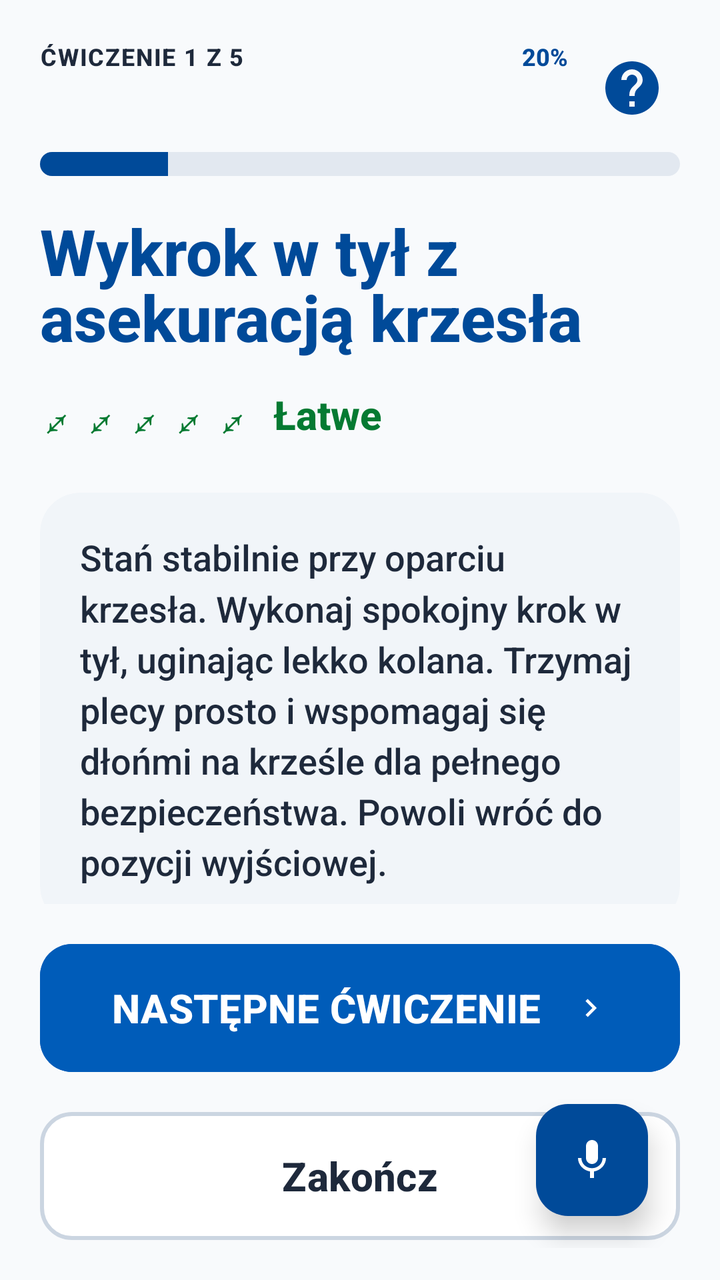
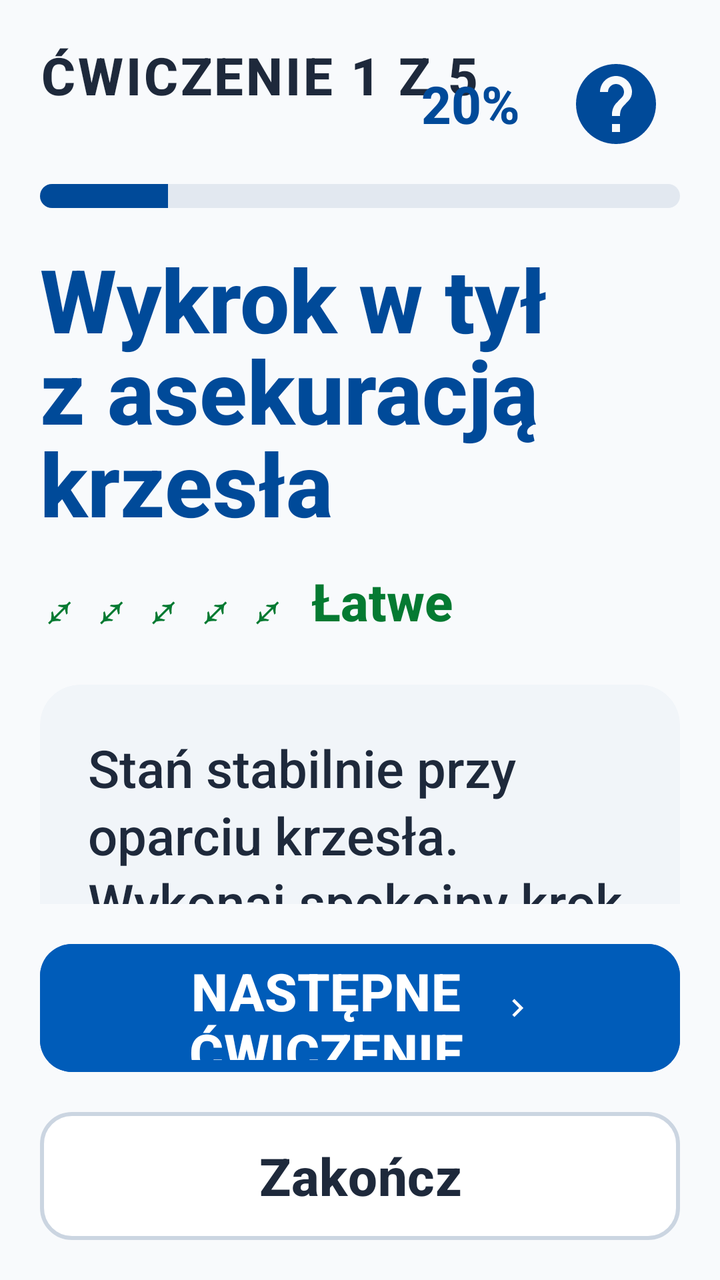

Two renders of the same Android screen: before a commit and after it. Below are the layout's source before the change and the commit's diff.
<!-- AndroidManifest.xml: application theme Theme.Fitnessapp -->
<!-- res/layout/activity_single_exercise.xml -->
<?xml version="1.0" encoding="utf-8"?>
<androidx.constraintlayout.widget.ConstraintLayout xmlns:android="http://schemas.android.com/apk/res/android"
    xmlns:app="http://schemas.android.com/apk/res-auto"
    android:layout_width="match_parent"
    android:layout_height="match_parent"
    android:background="#F8FAFC"
    android:paddingHorizontal="20dp"
    android:paddingTop="20dp"
    android:paddingBottom="16dp">

    
    <LinearLayout
        android:id="@+id/header_progress"
        android:layout_width="match_parent"
        android:layout_height="wrap_content"
        android:orientation="vertical"
        app:layout_constraintTop_toTopOf="parent">

<RelativeLayout
        android:layout_width="match_parent"
        android:layout_height="wrap_content">

        <TextView
            android:id="@+id/tv_progress"
            android:layout_width="wrap_content"
            android:layout_height="wrap_content"
            android:text="ĆWICZENIE 1 Z 5"
            android:textColor="#1E293B"
            android:textSize="12sp"
            android:textStyle="bold"
            android:letterSpacing="0.05" />

        <ImageButton
            android:id="@+id/btn_help"
            android:layout_width="48dp"
            android:layout_height="48dp"
            android:layout_alignParentEnd="true"
            android:background="?android:attr/selectableItemBackgroundBorderless"
            android:src="@drawable/ic_help"
            android:scaleType="fitCenter"
            android:padding="8dp"
            android:contentDescription="Pomoc głosowa" />

        <TextView
            android:id="@+id/tv_percentage"
            android:layout_width="wrap_content"
            android:layout_height="wrap_content"
            android:layout_toStartOf="@id/btn_help"
            android:layout_marginEnd="8dp"
            android:text="20%"
            android:textColor="#004A99"
            android:textSize="12sp"
            android:textStyle="bold" />
    </RelativeLayout>

        <ProgressBar
            android:id="@+id/progress_exercise"
            style="?android:attr/progressBarStyleHorizontal"
            android:layout_width="match_parent"
            android:layout_height="12dp"
            android:layout_marginTop="8dp"
            android:max="100"
            android:progress="20"
            android:progressDrawable="@drawable/progress_bar_custom" />
    </LinearLayout>

    <ScrollView
        android:layout_width="match_parent"
        android:layout_height="0dp"
        android:layout_marginTop="16dp"
        android:layout_marginBottom="16dp"
        android:fillViewport="true"
        android:scrollbars="none"
        app:layout_constraintBottom_toTopOf="@id/btn_next"
        app:layout_constraintTop_toBottomOf="@id/header_progress">

        <LinearLayout
            android:layout_width="match_parent"
            android:layout_height="wrap_content"
            android:orientation="vertical">

            <TextView
                android:id="@+id/tv_exercise_name"
                android:layout_width="match_parent"
                android:layout_height="wrap_content"
                android:text="Wykrok w tył z asekuracją krzesła"
                android:textColor="#004A99"
                android:textSize="32sp"
                android:textStyle="bold"
                android:lineSpacingMultiplier="0.9" />

            <LinearLayout
                android:layout_width="match_parent"
                android:layout_height="wrap_content"
                android:layout_marginTop="12dp"
                android:gravity="center_vertical"
                android:orientation="horizontal">

                <TextView
                    android:id="@+id/tv_difficulty_icons"
                    android:layout_width="wrap_content"
                    android:layout_height="wrap_content"
                    android:text="⤢ ⤢ ⤢ ⤢ ⤢"
                    android:textColor="#057A32"
                    android:textSize="22sp" />

                <TextView
                    android:id="@+id/tv_difficulty_text"
                    android:layout_width="wrap_content"
                    android:layout_height="wrap_content"
                    android:layout_marginStart="12dp"
                    android:text="Łatwe"
                    android:textColor="#057A32"
                    android:textSize="20sp"
                    android:textStyle="bold" />
            </LinearLayout>

            <androidx.cardview.widget.CardView
                android:layout_width="match_parent"
                android:layout_height="wrap_content"
                android:layout_marginTop="24dp"
                app:cardBackgroundColor="#F1F5F9"
                app:cardCornerRadius="20dp"
                app:cardElevation="0dp">

                <TextView
                    android:id="@+id/tv_description"
                    android:layout_width="match_parent"
                    android:layout_height="wrap_content"
                    android:padding="20dp"
                    android:text="Stań stabilnie przy oparciu krzesła. Wykonaj spokojny krok w tył, uginając lekko kolana. Trzymaj plecy prosto i wspomagaj się dłońmi na krześle dla pełnego bezpieczeństwa. Powoli wróć do pozycji wyjściowej."
                    android:textColor="#1E293B"
                    android:textSize="18sp"
                    android:lineSpacingMultiplier="1.2" />
            </androidx.cardview.widget.CardView>

            
            <androidx.cardview.widget.CardView
                android:id="@+id/video_mockup_container"
                android:layout_width="match_parent"
                android:layout_height="400dp"
                android:layout_marginTop="24dp"
                app:cardCornerRadius="24dp"
                app:cardElevation="4dp"
                app:cardBackgroundColor="#000000">

                <RelativeLayout
                    android:layout_width="match_parent"
                    android:layout_height="match_parent">

                    
                    <ImageView
                        android:layout_width="match_parent"
                        android:layout_height="match_parent"
                        android:scaleType="centerCrop"
                        android:src="@drawable/bg_card_onboarding"
                        android:alpha="0.6"/>

                    <ImageView
                        android:layout_width="80dp"
                        android:layout_height="80dp"
                        android:layout_centerInParent="true"
                        android:src="@android:drawable/ic_media_play"
                        android:contentDescription="Odtwórz"
                        app:tint="#FFFFFF" />

                    <TextView
                        android:layout_width="wrap_content"
                        android:layout_height="wrap_content"
                        android:layout_alignParentBottom="true"
                        android:layout_alignParentStart="true"
                        android:layout_margin="20dp"
                        android:text="Odtwórz instruktaż wideo"
                        android:textColor="#FFFFFF"
                        android:textSize="16sp"
                        android:textStyle="bold"
                        android:background="@drawable/bg_indicator_inactive"
                        android:paddingHorizontal="12dp"
                        android:paddingVertical="4dp"
                        android:alpha="0.8"/>

                    <TextView
                        android:layout_width="wrap_content"
                        android:layout_height="wrap_content"
                        android:layout_alignParentBottom="true"
                        android:layout_alignParentEnd="true"
                        android:layout_margin="20dp"
                        android:text="0:45"
                        android:textColor="#FFFFFF"
                        android:textSize="16sp"
                        android:textStyle="bold" />
                </RelativeLayout>
            </androidx.cardview.widget.CardView>

            <TextView
                android:id="@+id/tv_contraindications_label"
                android:layout_width="wrap_content"
                android:layout_height="wrap_content"
                android:layout_marginTop="24dp"
                android:text="PRZECIWWSKAZANIA"
                android:textColor="#EF4444"
                android:textSize="14sp"
                android:textStyle="bold"
                android:visibility="gone" />

            <TextView
                android:id="@+id/tv_contraindications"
                android:layout_width="match_parent"
                android:layout_height="wrap_content"
                android:layout_marginTop="8dp"
                android:layout_marginBottom="16dp"
                android:textColor="#EF4444"
                android:textSize="16sp"
                android:visibility="gone" />

        </LinearLayout>
    </ScrollView>

    <Button
        android:id="@+id/btn_next"
        android:layout_width="match_parent"
        android:layout_height="72dp"
        android:layout_marginBottom="12dp"
        android:backgroundTint="#005CB9"
        android:text="NASTĘPNE ĆWICZENIE"
        android:textAllCaps="true"
        android:textColor="@color/white"
        android:textSize="20sp"
        android:textStyle="bold"
        app:icon="@drawable/ic_chevron_right"
        app:iconGravity="textEnd"
        app:iconPadding="16dp"
        app:iconTint="@color/white"
        app:cornerRadius="16dp"
        app:layout_constraintBottom_toTopOf="@id/btn_finish" />

    <Button
        android:id="@+id/btn_finish"
        android:layout_width="match_parent"
        android:layout_height="72dp"
        android:backgroundTint="#FFFFFF"
        android:text="Zakończ"
        android:textAllCaps="false"
        android:textColor="#1E293B"
        android:textSize="20sp"
        android:textStyle="bold"
        app:strokeColor="#CBD5E1"
        app:strokeWidth="2dp"
        app:cornerRadius="16dp"
        app:layout_constraintBottom_toBottomOf="parent" />

    <com.google.android.material.floatingactionbutton.FloatingActionButton
        android:id="@+id/fab_mic"
        android:layout_width="wrap_content"
        android:layout_height="wrap_content"
        android:layout_margin="16dp"
        android:layout_marginBottom="220dp"
        android:contentDescription="Nagrywanie głosu"
        android:src="@drawable/ic_mic"
        app:backgroundTint="#004A99"
        app:tint="#FFFFFF"
        app:fabSize="normal"
        app:elevation="8dp"
        app:layout_constraintBottom_toBottomOf="parent"
        app:layout_constraintEnd_toEndOf="parent" />

</androidx.constraintlayout.widget.ConstraintLayout>
<!-- resources referenced by this layout -->
<resources>
  <color name="white">#FFFFFFFF</color>
  <!-- drawable bg_card_onboarding (drawable) -->
  <?xml version="1.0" encoding="utf-8"?>
  <shape xmlns:android="http://schemas.android.com/apk/res/android">
      <solid android:color="@color/white" />
      <corners android:radius="16dp" />
  </shape>
  <!-- drawable bg_indicator_inactive (drawable) -->
  <?xml version="1.0" encoding="utf-8"?>
  <shape xmlns:android="http://schemas.android.com/apk/res/android"
      android:shape="rectangle">
      <solid android:color="#E5E7EB" />
      <corners android:radius="4dp" />
  </shape>
  <!-- drawable ic_chevron_right (drawable) -->
  <?xml version="1.0" encoding="utf-8"?>
  <vector xmlns:android="http://schemas.android.com/apk/res/android"
      android:width="24dp"
      android:height="24dp"
      android:viewportWidth="24"
      android:viewportHeight="24">
      <path
          android:fillColor="@color/white"
          android:pathData="M8.59,16.59L13.17,12L8.59,7.41L10,6l6,6l-6,6L8.59,16.59z" />
  </vector>
  <!-- drawable ic_help (drawable) -->
  <vector xmlns:android="http://schemas.android.com/apk/res/android"
      android:width="48dp"
      android:height="48dp"
      android:viewportWidth="24"
      android:viewportHeight="24">
      <path
          android:fillColor="#004A99"
          android:pathData="M12,2C6.48,2 2,6.48 2,12s4.48,10 10,10 10,-4.48 10,-10S17.52,2 12,2zM13,19h-2v-2h2v2zM15.07,11.25l-0.9,0.92C13.45,12.9 13,13.5 13,15h-2v-0.5c0,-1.1 0.45,-2.1 1.17,-2.83l1.24,-1.26c0.37,-0.36 0.59,-0.86 0.59,-1.41 0,-1.1 -0.9,-2 -2,-2s-2,0.9 -2,2L8,9c0,-2.21 1.79,-4 4,-4s4,1.79 4,4c0,0.88 -0.36,1.68 -0.93,2.25z"/>
  </vector>
  <!-- drawable ic_mic (drawable) -->
  <vector xmlns:android="http://schemas.android.com/apk/res/android"
      android:width="24dp"
      android:height="24dp"
      android:viewportWidth="24"
      android:viewportHeight="24">
      <path
          android:fillColor="#1A5DFF"
          android:pathData="M12,14c1.66,0 3,-1.34 3,-3V5c0,-1.66 -1.34,-3 -3,-3S9,3.34 9,5v6C9,12.66 10.34,14 12,14zM17.3,11c0,3 -2.54,5.1 -5.3,5.1S6.7,14 6.7,11H5c0,3.41 2.72,6.23 6,6.72V21h2v-3.28c3.28,-0.49 6,-3.31 6,-6.72H17.3z"/>
  </vector>
  <!-- drawable progress_bar_custom (drawable) -->
  <?xml version="1.0" encoding="utf-8"?>
  <layer-list xmlns:android="http://schemas.android.com/apk/res/android">
      <item android:id="@android:id/background">
          <shape>
              <corners android:radius="8dp" />
              <solid android:color="#E2E8F0" />
          </shape>
      </item>
      <item android:id="@android:id/progress">
          <clip>
              <shape>
                  <corners android:radius="8dp" />
                  <solid android:color="#004A99" />
              </shape>
          </clip>
      </item>
  </layer-list>
  <style name="Theme.Fitnessapp" parent="Base.Theme.Fitnessapp" />
  <style name="Base.Theme.Fitnessapp" parent="Theme.Material3.Light.NoActionBar">
          
          <item name="android:fontFamily">sans-serif-medium</item>
          <item name="android:textAllCaps">false</item>
          <item name="android:textColor">#0F172A</item>
          <item name="android:windowBackground">#F8FAFC</item>
      </style>
</resources>

<!-- the commit's change to res/layout/activity_single_exercise.xml (unified diff, before → after) -->
@@ -26,14 +26,14 @@
             android:layout_height="wrap_content"
             android:text="ĆWICZENIE 1 Z 5"
             android:textColor="#1E293B"
-            android:textSize="12sp"
+            android:textSize="26sp"
             android:textStyle="bold"
             android:letterSpacing="0.05" />
 
         <ImageButton
             android:id="@+id/btn_help"
-            android:layout_width="48dp"
-            android:layout_height="48dp"
+            android:layout_width="64dp"
+            android:layout_height="64dp"
             android:layout_alignParentEnd="true"
             android:background="?android:attr/selectableItemBackgroundBorderless"
             android:src="@drawable/ic_help"
@@ -46,10 +46,11 @@
             android:layout_width="wrap_content"
             android:layout_height="wrap_content"
             android:layout_toStartOf="@id/btn_help"
-            android:layout_marginEnd="8dp"
+            android:layout_centerVertical="true"
+            android:layout_marginEnd="16dp"
             android:text="20%"
             android:textColor="#004A99"
-            android:textSize="12sp"
+            android:textSize="26sp"
             android:textStyle="bold" />
     </RelativeLayout>
 
@@ -85,7 +86,7 @@
                 android:layout_height="wrap_content"
                 android:text="Wykrok w tył z asekuracją krzesła"
                 android:textColor="#004A99"
-                android:textSize="32sp"
+                android:textSize="44sp"
                 android:textStyle="bold"
                 android:lineSpacingMultiplier="0.9" />
 
@@ -102,7 +103,7 @@
                     android:layout_height="wrap_content"
                     android:text="⤢ ⤢ ⤢ ⤢ ⤢"
                     android:textColor="#057A32"
-                    android:textSize="22sp" />
+                    android:textSize="26sp" />
 
                 <TextView
                     android:id="@+id/tv_difficulty_text"
@@ -111,7 +112,7 @@
                     android:layout_marginStart="12dp"
                     android:text="Łatwe"
                     android:textColor="#057A32"
-                    android:textSize="20sp"
+                    android:textSize="26sp"
                     android:textStyle="bold" />
             </LinearLayout>
 
@@ -127,11 +128,11 @@
                     android:id="@+id/tv_description"
                     android:layout_width="match_parent"
                     android:layout_height="wrap_content"
-                    android:padding="20dp"
+                    android:padding="24dp"
                     android:text="Stań stabilnie przy oparciu krzesła. Wykonaj spokojny krok w tył, uginając lekko kolana. Trzymaj plecy prosto i wspomagaj się dłońmi na krześle dla pełnego bezpieczeństwa. Powoli wróć do pozycji wyjściowej."
                     android:textColor="#1E293B"
-                    android:textSize="18sp"
-                    android:lineSpacingMultiplier="1.2" />
+                    android:textSize="26sp"
+                    android:lineSpacingMultiplier="1.1" />
             </androidx.cardview.widget.CardView>
 
             
@@ -198,8 +199,8 @@
                 android:layout_height="wrap_content"
                 android:layout_marginTop="24dp"
                 android:text="PRZECIWWSKAZANIA"
-                android:textColor="#EF4444"
-                android:textSize="14sp"
+                android:textColor="#B91C1C"
+                android:textSize="26sp"
                 android:textStyle="bold"
                 android:visibility="gone" />
 
@@ -209,8 +210,9 @@
                 android:layout_height="wrap_content"
                 android:layout_marginTop="8dp"
                 android:layout_marginBottom="16dp"
-                android:textColor="#EF4444"
-                android:textSize="16sp"
+                android:textColor="#B91C1C"
+                android:textSize="26sp"
+                android:textStyle="bold"
                 android:visibility="gone" />
 
         </LinearLayout>
@@ -225,7 +227,7 @@
         android:text="NASTĘPNE ĆWICZENIE"
         android:textAllCaps="true"
         android:textColor="@color/white"
-        android:textSize="20sp"
+        android:textSize="26sp"
         android:textStyle="bold"
         app:icon="@drawable/ic_chevron_right"
         app:iconGravity="textEnd"
@@ -242,26 +244,11 @@
         android:text="Zakończ"
         android:textAllCaps="false"
         android:textColor="#1E293B"
-        android:textSize="20sp"
+        android:textSize="26sp"
         android:textStyle="bold"
         app:strokeColor="#CBD5E1"
         app:strokeWidth="2dp"
         app:cornerRadius="16dp"
         app:layout_constraintBottom_toBottomOf="parent" />
 
-    <com.google.android.material.floatingactionbutton.FloatingActionButton
-        android:id="@+id/fab_mic"
-        android:layout_width="wrap_content"
-        android:layout_height="wrap_content"
-        android:layout_margin="16dp"
-        android:layout_marginBottom="220dp"
-        android:contentDescription="Nagrywanie głosu"
-        android:src="@drawable/ic_mic"
-        app:backgroundTint="#004A99"
-        app:tint="#FFFFFF"
-        app:fabSize="normal"
-        app:elevation="8dp"
-        app:layout_constraintBottom_toBottomOf="parent"
-        app:layout_constraintEnd_toEndOf="parent" />
-
 </androidx.constraintlayout.widget.ConstraintLayout>
<!-- resource entries referenced after the edit -->
@@ -35,16 +35,6 @@
           android:fillColor="#004A99"
           android:pathData="M12,2C6.48,2 2,6.48 2,12s4.48,10 10,10 10,-4.48 10,-10S17.52,2 12,2zM13,19h-2v-2h2v2zM15.07,11.25l-0.9,0.92C13.45,12.9 13,13.5 13,15h-2v-0.5c0,-1.1 0.45,-2.1 1.17,-2.83l1.24,-1.26c0.37,-0.36 0.59,-0.86 0.59,-1.41 0,-1.1 -0.9,-2 -2,-2s-2,0.9 -2,2L8,9c0,-2.21 1.79,-4 4,-4s4,1.79 4,4c0,0.88 -0.36,1.68 -0.93,2.25z"/>
   </vector>
-  <!-- drawable ic_mic (drawable) -->
-  <vector xmlns:android="http://schemas.android.com/apk/res/android"
-      android:width="24dp"
-      android:height="24dp"
-      android:viewportWidth="24"
-      android:viewportHeight="24">
-      <path
-          android:fillColor="#1A5DFF"
-          android:pathData="M12,14c1.66,0 3,-1.34 3,-3V5c0,-1.66 -1.34,-3 -3,-3S9,3.34 9,5v6C9,12.66 10.34,14 12,14zM17.3,11c0,3 -2.54,5.1 -5.3,5.1S6.7,14 6.7,11H5c0,3.41 2.72,6.23 6,6.72V21h2v-3.28c3.28,-0.49 6,-3.31 6,-6.72H17.3z"/>
-  </vector>
   <!-- drawable progress_bar_custom (drawable) -->
   <?xml version="1.0" encoding="utf-8"?>
   <layer-list xmlns:android="http://schemas.android.com/apk/res/android">
